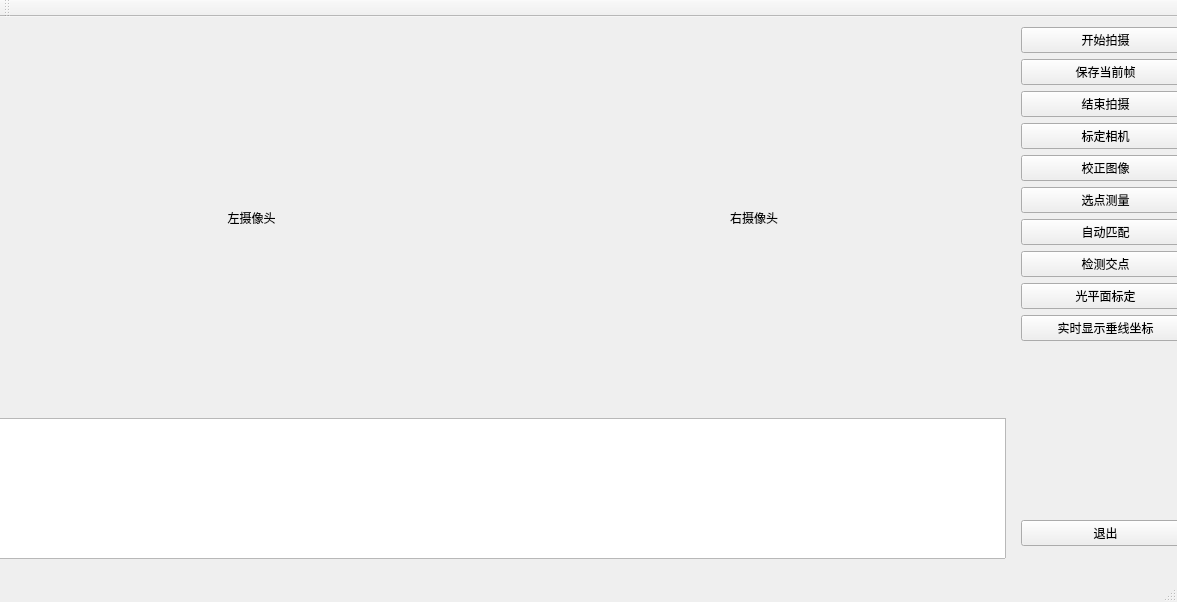
First picture: the form in chuixianyi/chuixianyi.ui, repository zhendexy/chuixianyi, before the edit.
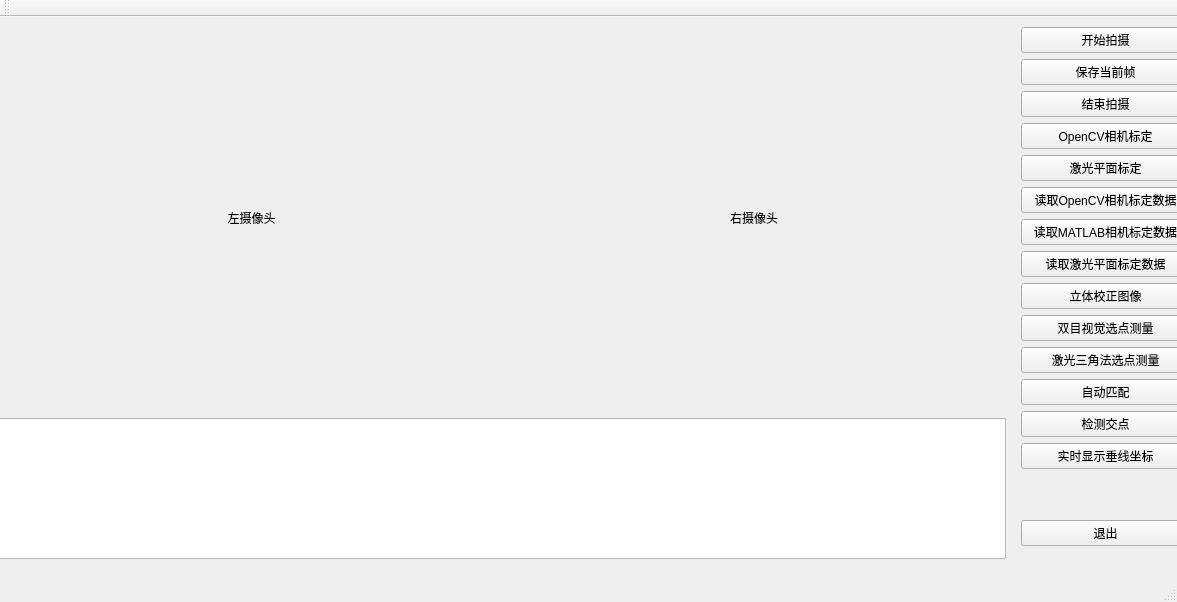
Second picture: the form after the edit.

Commit message: 整理代码，修改了一些激光平面标定的bug，但还是有错误

Patch:
```diff
--- a/chuixianyi/chuixianyi.ui
+++ b/chuixianyi/chuixianyi.ui
@@ -48,21 +48,56 @@
      <item>
       <widget class="QPushButton" name="calibrateBtn">
        <property name="text">
-        <string>标定相机</string>
+        <string>OpenCV相机标定</string>
+       </property>
+      </widget>
+     </item>
+     <item>
+      <widget class="QPushButton" name="rayPlaneCalibrateBtn">
+       <property name="text">
+        <string>激光平面标定</string>
+       </property>
+      </widget>
+     </item>
+     <item>
+      <widget class="QPushButton" name="OpenCVCalibrateBtn">
+       <property name="text">
+        <string>读取OpenCV相机标定数据</string>
+       </property>
+      </widget>
+     </item>
+     <item>
+      <widget class="QPushButton" name="MATLABCalibrateBtn">
+       <property name="text">
+        <string>读取MATLAB相机标定数据</string>
+       </property>
+      </widget>
+     </item>
+     <item>
+      <widget class="QPushButton" name="rayPlaneParamsBtn">
+       <property name="text">
+        <string>读取激光平面标定数据</string>
        </property>
       </widget>
      </item>
      <item>
       <widget class="QPushButton" name="rectifyBtn">
        <property name="text">
-        <string>校正图像</string>
+        <string>立体校正图像</string>
        </property>
       </widget>
      </item>
      <item>
       <widget class="QPushButton" name="measureBtn">
        <property name="text">
-        <string>选点测量</string>
+        <string>双目视觉选点测量</string>
+       </property>
+      </widget>
+     </item>
+     <item>
+      <widget class="QPushButton" name="measure1Btn">
+       <property name="text">
+        <string>激光三角法选点测量</string>
        </property>
       </widget>
      </item>
@@ -80,13 +115,6 @@
        </property>
       </widget>
      </item>
-     <item>
-      <widget class="QPushButton" name="planeCalibrateBtn">
-       <property name="text">
-        <string>光平面标定</string>
-       </property>
-      </widget>
-     </item>
      <item>
       <widget class="QPushButton" name="liveShowCoordinateBtn">
        <property name="text">
```
The commit also changes 51 other files.
